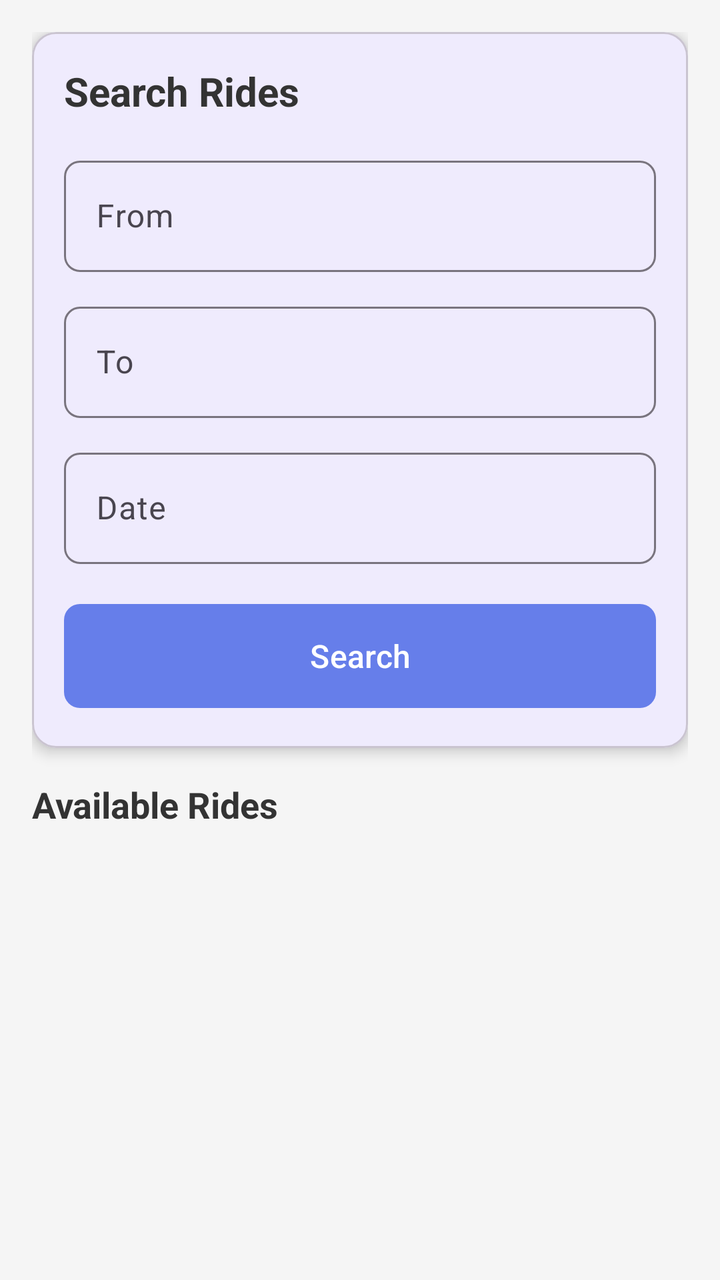
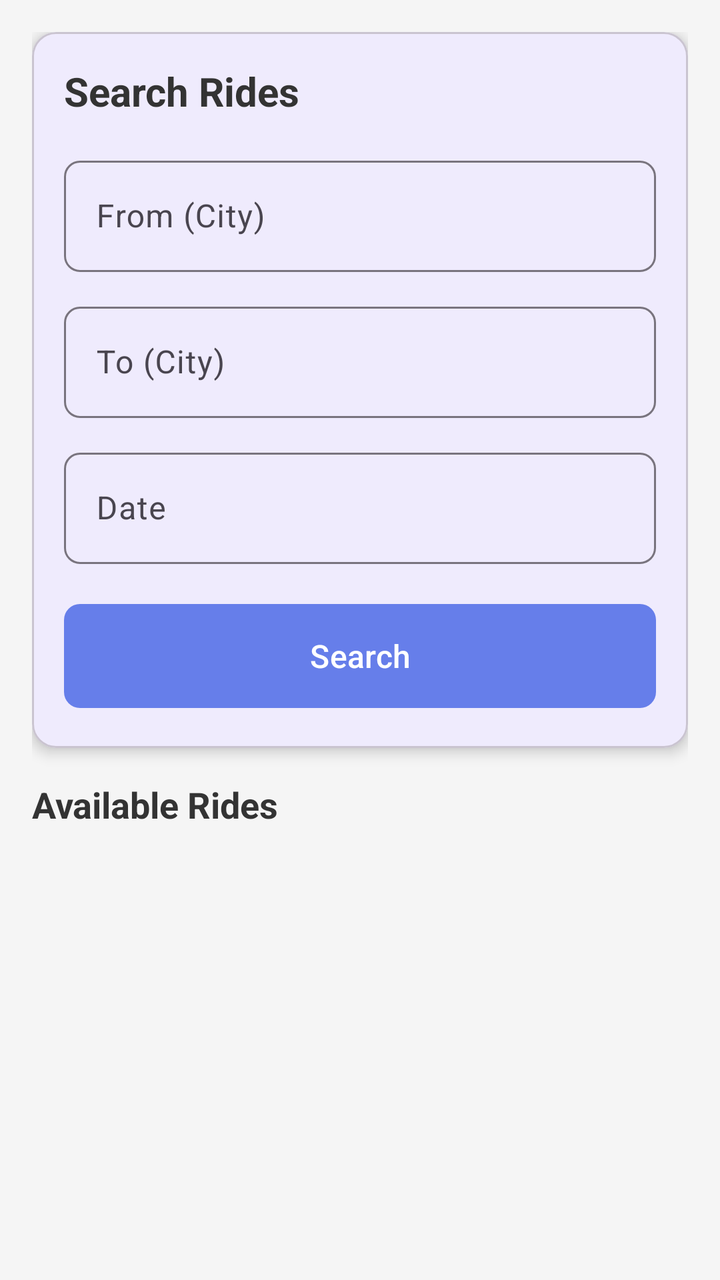

Screens rendered from an Android XML layout before and after an edit, with the pre-edit source and the edit as a unified diff.
<!-- AndroidManifest.xml: application theme Theme.CarpoolingApp -->
<!-- res/layout/fragment_search_rides.xml -->
<?xml version="1.0" encoding="utf-8"?>
<ScrollView xmlns:android="http://schemas.android.com/apk/res/android"
    xmlns:app="http://schemas.android.com/apk/res-auto"
    android:layout_width="match_parent"
    android:layout_height="match_parent"
    android:fillViewport="true">

    <LinearLayout
        android:layout_width="match_parent"
        android:layout_height="wrap_content"
        android:orientation="vertical"
        android:padding="16dp">

        <com.google.android.material.card.MaterialCardView
            android:layout_width="match_parent"
            android:layout_height="wrap_content"
            app:cardElevation="4dp"
            app:cardCornerRadius="12dp"
            android:layout_marginBottom="16dp">

            <LinearLayout
                android:layout_width="match_parent"
                android:layout_height="wrap_content"
                android:orientation="vertical"
                android:padding="16dp">

                <TextView
                    android:layout_width="wrap_content"
                    android:layout_height="wrap_content"
                    android:text="@string/search_rides"
                    android:textSize="20sp"
                    android:textColor="@color/text_primary"
                    android:textStyle="bold"
                    android:layout_marginBottom="16dp" />

                <com.google.android.material.textfield.TextInputLayout
                    android:layout_width="match_parent"
                    android:layout_height="wrap_content"
                    android:hint="@string/from_hint"
                    android:layout_marginBottom="12dp"
                    app:boxBackgroundMode="outline"
                    app:boxCornerRadiusTopStart="8dp"
                    app:boxCornerRadiusTopEnd="8dp"
                    app:boxCornerRadiusBottomStart="8dp"
                    app:boxCornerRadiusBottomEnd="8dp">

                    <com.google.android.material.textfield.TextInputEditText
                        android:id="@+id/etFrom"
                        android:layout_width="match_parent"
                        android:layout_height="wrap_content" />
                </com.google.android.material.textfield.TextInputLayout>

                <com.google.android.material.textfield.TextInputLayout
                    android:layout_width="match_parent"
                    android:layout_height="wrap_content"
                    android:hint="@string/to_hint"
                    android:layout_marginBottom="12dp"
                    app:boxBackgroundMode="outline"
                    app:boxCornerRadiusTopStart="8dp"
                    app:boxCornerRadiusTopEnd="8dp"
                    app:boxCornerRadiusBottomStart="8dp"
                    app:boxCornerRadiusBottomEnd="8dp">

                    <com.google.android.material.textfield.TextInputEditText
                        android:id="@+id/etTo"
                        android:layout_width="match_parent"
                        android:layout_height="wrap_content" />
                </com.google.android.material.textfield.TextInputLayout>

                <com.google.android.material.textfield.TextInputLayout
                    android:layout_width="match_parent"
                    android:layout_height="wrap_content"
                    android:hint="@string/date_hint"
                    android:layout_marginBottom="16dp"
                    app:boxBackgroundMode="outline"
                    app:boxCornerRadiusTopStart="8dp"
                    app:boxCornerRadiusTopEnd="8dp"
                    app:boxCornerRadiusBottomStart="8dp"
                    app:boxCornerRadiusBottomEnd="8dp">

                    <com.google.android.material.textfield.TextInputEditText
                        android:id="@+id/etDate"
                        android:layout_width="match_parent"
                        android:layout_height="wrap_content"
                        android:focusable="false"
                        android:clickable="true" />
                </com.google.android.material.textfield.TextInputLayout>

                <com.google.android.material.button.MaterialButton
                    android:id="@+id/btnSearch"
                    android:layout_width="match_parent"
                    android:layout_height="60dp"
                    android:text="@string/search_button"
                    android:textSize="16sp"
                    app:cornerRadius="8dp" />

            </LinearLayout>

        </com.google.android.material.card.MaterialCardView>

        <TextView
            android:layout_width="wrap_content"
            android:layout_height="wrap_content"
            android:text="Available Rides"
            android:textSize="18sp"
            android:textColor="@color/text_primary"
            android:textStyle="bold"
            android:layout_marginBottom="12dp" />

        <androidx.recyclerview.widget.RecyclerView
            android:id="@+id/rvRides"
            android:layout_width="match_parent"
            android:layout_height="wrap_content" />

    </LinearLayout>

</ScrollView>
<!-- resources referenced by this layout -->
<resources>
  <color name="text_primary">#333333</color>
  <string name="date_hint">Date</string>
  <string name="from_hint">From</string>
  <string name="search_button">Search</string>
  <string name="search_rides">Search Rides</string>
  <string name="to_hint">To</string>
  <style name="Theme.CarpoolingApp" parent="Base.Theme.CarpoolingApp" />
  <style name="Base.Theme.CarpoolingApp" parent="Theme.Material3.Light.NoActionBar">
          <item name="colorPrimary">@color/primary</item>
          <item name="colorPrimaryDark">@color/primary_dark</item>
          <item name="colorSecondary">@color/secondary</item>
          <item name="android:windowBackground">@color/background</item>
      </style>
  <color name="primary">#667eea</color>
  <color name="primary_dark">#5568d3</color>
  <color name="secondary">#764ba2</color>
  <color name="background">#F5F5F5</color>
</resources>

<!-- the commit's change to res/layout/fragment_search_rides.xml (unified diff, before → after) -->
@@ -12,6 +12,7 @@
         android:padding="16dp">
 
         <com.google.android.material.card.MaterialCardView
+            android:id="@+id/searchCard"
             android:layout_width="match_parent"
             android:layout_height="wrap_content"
             app:cardElevation="4dp"
<!-- resource entries referenced after the edit -->
@@ -2,10 +2,10 @@
 <resources>
   <color name="text_primary">#333333</color>
   <string name="date_hint">Date</string>
-  <string name="from_hint">From</string>
+  <string name="from_hint">From (City)</string>
   <string name="search_button">Search</string>
   <string name="search_rides">Search Rides</string>
-  <string name="to_hint">To</string>
+  <string name="to_hint">To (City)</string>
   <style name="Theme.CarpoolingApp" parent="Base.Theme.CarpoolingApp" />
   <style name="Base.Theme.CarpoolingApp" parent="Theme.Material3.Light.NoActionBar">
           <item name="colorPrimary">@color/primary</item>
